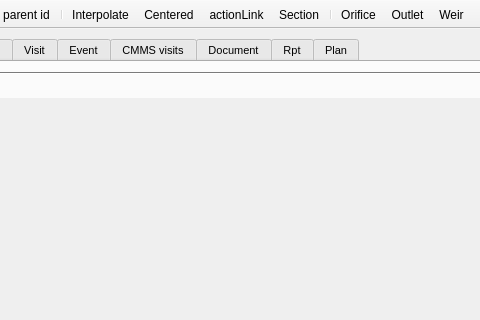
Old version of the form core/ui/toolbars/basic/info_feature.ui in the repository giswater/plugin; both pictures show x 578 to 1058 and y 0 to 320 of the 1201 by 587 pixel window.
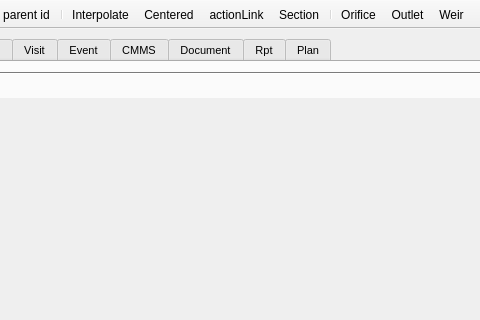
New version of the form. Custom widgets are drawn as their Qt base class.

Commit message: feat(cmms): allow visits/attachments on elements

Patch:
```diff
--- a/core/ui/toolbars/basic/info_feature.ui
+++ b/core/ui/toolbars/basic/info_feature.ui
@@ -507,7 +507,7 @@
       </widget>
       <widget class="QWidget" name="tab_cmms">
        <attribute name="title">
-        <string>CMMS visits</string>
+        <string>CMMS</string>
        </attribute>
        <layout class="QGridLayout" name="gridLayout_cmms">
         <item row="0" column="0">
```
The commit also changes 11 other files.
